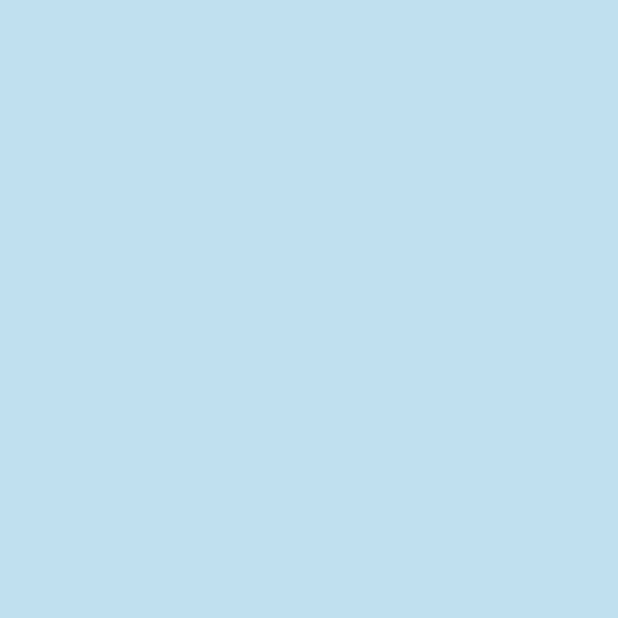
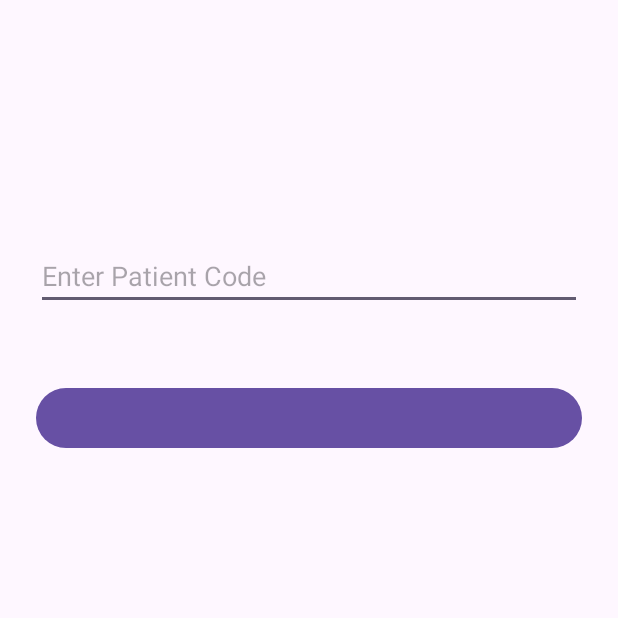
Before and after one commit to Shyamal011/ReMedi, an Android app: the LinkPatient screen opened directly, with no data from a screen before it, on a phone screen of 412 x 824 dp, the top half of it. Before the commit the part shown is empty. Run offline under Robolectric (Android 15) with nearby library versions, the light colour scheme and no system bars; our stand-ins replace Firebase (no records; nobody signed in at launch, a user with empty details on screens opened directly).

Commit message:
login signup

```diff
--- a/app/src/main/AndroidManifest.xml
+++ b/app/src/main/AndroidManifest.xml
@@ -6,9 +6,9 @@
         android:allowBackup="true"
         android:dataExtractionRules="@xml/data_extraction_rules"
         android:fullBackupContent="@xml/backup_rules"
-        android:icon="@mipmap/ic_launcher"
+        android:icon="@drawable/logo"
         android:label="@string/app_name"
-        android:roundIcon="@mipmap/ic_launcher_round"
+        android:roundIcon="@drawable/logo"
         android:supportsRtl="true"
         android:theme="@style/Theme.ReMedi">
         <activity
--- a/app/src/main/java/com/example/remedi/LinkPatient.java
+++ b/app/src/main/java/com/example/remedi/LinkPatient.java
@@ -1,6 +1,11 @@
 package com.example.remedi;
 
+import android.content.Intent;
 import android.os.Bundle;
+import android.view.View;
+import android.widget.Button;
+import android.widget.EditText;
+import android.widget.Toast;
 
 import androidx.activity.EdgeToEdge;
 import androidx.appcompat.app.AppCompatActivity;
@@ -8,17 +13,63 @@ import androidx.core.graphics.Insets;
 import androidx.core.view.ViewCompat;
 import androidx.core.view.WindowInsetsCompat;
 
+import com.google.firebase.auth.FirebaseAuth;
+import com.google.firebase.auth.FirebaseUser;
+import com.google.firebase.firestore.FirebaseFirestore;
+
+import java.util.HashMap;
+import java.util.Map;
+
 public class LinkPatient extends AppCompatActivity {
+
+    private EditText patientCodeInput;
+    private FirebaseFirestore db;
+    private String linkedPatientId;
 
     @Override
     protected void onCreate(Bundle savedInstanceState) {
         super.onCreate(savedInstanceState);
-        EdgeToEdge.enable(this);
         setContentView(R.layout.activity_link_patient);
-        ViewCompat.setOnApplyWindowInsetsListener(findViewById(R.id.main), (v, insets) -> {
-            Insets systemBars = insets.getInsets(WindowInsetsCompat.Type.systemBars());
-            v.setPadding(systemBars.left, systemBars.top, systemBars.right, systemBars.bottom);
-            return insets;
+
+        patientCodeInput = findViewById(R.id.patientCodeInput);
+        db = FirebaseFirestore.getInstance();
+    }
+    public void Link(View view) {
+        String patientCode = patientCodeInput.getText().toString().trim();
+        if (patientCode.isEmpty()) {
+            Toast.makeText(this, "Enter patient code", Toast.LENGTH_SHORT).show();
+            return;
+        }
+        linkGuardian(patientCode);
+    }
+    private void linkGuardian(String patientCode) {
+        db.collection("users").document(patientCode).get().addOnCompleteListener(task -> {
+            if (task.isSuccessful() && task.getResult().exists()) {
+                String type = task.getResult().getString("type");
+                if (!"patient".equals(type)) {
+                    Toast.makeText(this, "Invalid patient code", Toast.LENGTH_SHORT).show();
+                    return;
+                }
+                Map<String, Object> guardianData = new HashMap<>();
+                guardianData.put("linkedPatient", patientCode);
+
+                db.collection("guardians").add(guardianData)
+                        .addOnSuccessListener(docRef -> {
+                            db.collection("users").document(patientCode)
+                                    .update("guardianId", docRef.getId());
+
+                            Toast.makeText(this, "Guardian linked successfully", Toast.LENGTH_SHORT).show();
+                            Intent intent = new Intent(LinkPatient.this, gHomePage.class);
+                            intent.putExtra("linkedPatientId", linkedPatientId);
+                            startActivity(intent);
+                        })
+                        .addOnFailureListener(e ->
+                                Toast.makeText(this, "Failed to link guardian: " + e.getMessage(), Toast.LENGTH_SHORT).show()
+                        );
+            } else {
+                Toast.makeText(this, "Patient not found", Toast.LENGTH_SHORT).show();
+            }
         });
     }
+
 }
--- a/app/src/main/java/com/example/remedi/Reminders.java
+++ b/app/src/main/java/com/example/remedi/Reminders.java
@@ -1,6 +1,8 @@
 package com.example.remedi;
 
+import android.content.Intent;
 import android.os.Bundle;
+import android.view.View;
 
 import androidx.activity.EdgeToEdge;
 import androidx.appcompat.app.AppCompatActivity;
@@ -21,4 +23,7 @@ public class Reminders extends AppCompatActivity {
             return insets;
         });
     }
+    public void addMed(View v) {
+        startActivity(new Intent(Reminders.this, AddMedication.class));
+    }
 }
--- a/app/src/main/res/layout/activity_link_patient.xml
+++ b/app/src/main/res/layout/activity_link_patient.xml
@@ -1,11 +1,34 @@
 <?xml version="1.0" encoding="utf-8"?>
-<androidx.constraintlayout.widget.ConstraintLayout xmlns:android="http://schemas.android.com/apk/res/android"
+<androidx.constraintlayout.widget.ConstraintLayout
+    xmlns:android="http://schemas.android.com/apk/res/android"
     xmlns:app="http://schemas.android.com/apk/res-auto"
-    xmlns:tools="http://schemas.android.com/tools"
     android:id="@+id/main"
-    android:background="@color/blue"
     android:layout_width="match_parent"
     android:layout_height="match_parent"
-    tools:context=".LinkPatient">
+    android:padding="24dp">
 
+    <EditText
+        android:id="@+id/patientCodeInput"
+        android:layout_width="0dp"
+        android:layout_height="wrap_content"
+        android:hint="Enter Patient Code"
+        app:layout_constraintBottom_toBottomOf="parent"
+        app:layout_constraintEnd_toEndOf="parent"
+        app:layout_constraintHorizontal_bias="0.0"
+        app:layout_constraintStart_toStartOf="parent"
+        app:layout_constraintTop_toTopOf="parent"
+        app:layout_constraintVertical_bias="0.188" />
+
+    <Button
+        android:id="@+id/linkGuardian"
+        android:layout_width="0dp"
+        android:layout_height="wrap_content"
+        android:layout_marginTop="16dp"
+        android:onClick="Link"
+        app:layout_constraintBottom_toBottomOf="parent"
+        app:layout_constraintEnd_toEndOf="parent"
+        app:layout_constraintHorizontal_bias="0.0"
+        app:layout_constraintStart_toStartOf="parent"
+        app:layout_constraintTop_toBottomOf="@id/patientCodeInput"
+        app:layout_constraintVertical_bias="0.061" />
 </androidx.constraintlayout.widget.ConstraintLayout>
```
Also changed, not shown: app/src/main/java/com/example/remedi/AddMedication.java (+56 -6 lines), app/src/main/res/layout/activity_add_medication.xml (+3 -20 lines), app/src/main/res/layout/activity_reminders.xml (+7 -36 lines).
